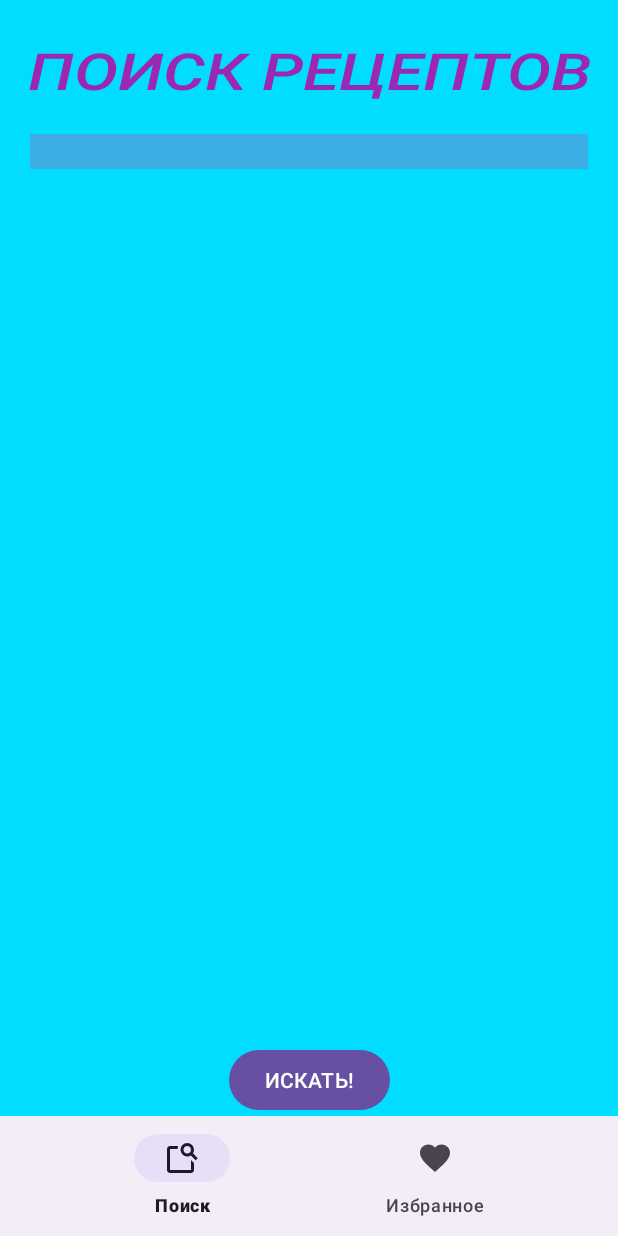
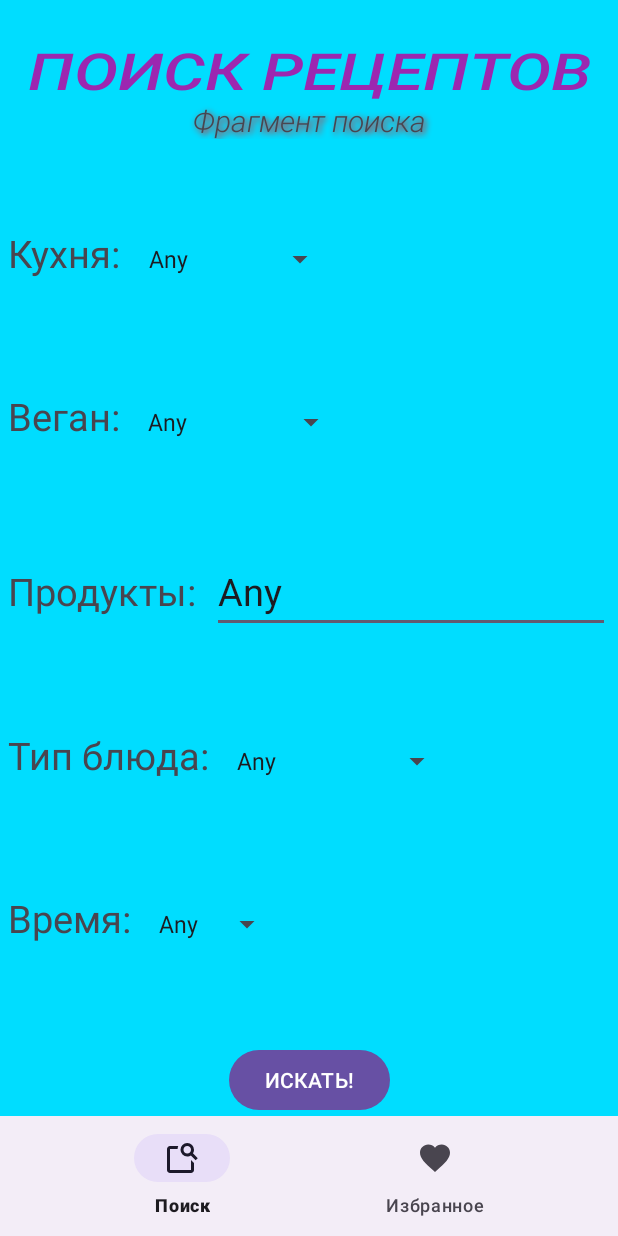
Before and after one commit to liza7676/Recipes, an Android app: the screen it shows after launch (MainActivity), on a phone screen of 412 x 824 dp. Run offline under Robolectric (Android 15) with nearby library versions, the phone set to English and light mode, and no system bars; our stand-ins replace RxJava; 8 statements that could not run were skipped.

Commit message:
Добавлен поля параметров поиска на главный экран

```diff
--- a/app/src/main/java/com/example/recipes/view/fragments/SearchFragment.kt
+++ b/app/src/main/java/com/example/recipes/view/fragments/SearchFragment.kt
@@ -1,6 +1,7 @@
 package com.example.recipes.view.fragments
 
 import android.os.Bundle
+import android.text.method.ScrollingMovementMethod
 import android.view.LayoutInflater
 import android.view.View
 import android.view.ViewGroup
@@ -31,6 +32,7 @@ class SearchFragment : Fragment() {
     override fun onViewCreated(view: View, savedInstanceState: Bundle?) {
         super.onViewCreated(view, savedInstanceState)
         //viewModel.getTrivia()
+        binding.trivia.movementMethod = ScrollingMovementMethod()
         val s = viewModel.interactor.getTrivia()
         binding.trivia.text = s
         binding.btnFind.setOnClickListener {
--- a/app/src/main/res/layout/fragment_search.xml
+++ b/app/src/main/res/layout/fragment_search.xml
@@ -20,7 +20,6 @@
         android:shadowColor="#FFC107"
         android:text="@string/search_recipes"
         android:textColor="#9C27B0"
-        android:textColorLink="#FFC107"
         android:textDirection="ltr"
         android:textScaleX="1.3"
         android:textSize="34sp"
@@ -33,16 +32,21 @@
         android:id="@+id/trivia"
         android:layout_width="match_parent"
         android:layout_height="wrap_content"
-        android:layout_margin="20dp"
-        android:background="#3DAEE3"
+        android:layout_marginHorizontal="100dp"
         android:fontFamily="sans-serif-light"
         android:gravity="center"
         android:includeFontPadding="false"
         android:text="Фрагмент поиска"
         android:textSize="20sp"
+        android:textStyle="italic"
+        android:maxHeight="80dp"
+        android:shadowColor="#ff0000"
+        android:shadowDx="2"
+        android:shadowDy="2"
+        android:shadowRadius="5"
+        android:scrollbars="vertical"
         app:layout_constraintTop_toBottomOf="@+id/title"
-        tools:layout_editor_absoluteX="100dp" />
-
+         />
     <Button
         android:id="@+id/btn_find"
         android:layout_width="wrap_content"
@@ -53,4 +57,117 @@
         app:layout_constraintRight_toRightOf="parent"
         />
 
+    <LinearLayout
+        android:id="@+id/layout_cuisine"
+        android:layout_width="match_parent"
+        android:layout_height="wrap_content"
+        app:layout_constraintTop_toBottomOf="@+id/trivia"
+        app:layout_constraintBottom_toTopOf="@+id/layout_diet"
+        >
+        <TextView
+            android:layout_width="wrap_content"
+            android:layout_height="wrap_content"
+            android:layout_margin="5sp"
+            android:textSize="25sp"
+            android:text="Кухня:"
+            />
+        <Spinner
+            android:id="@+id/cuisineList"
+            android:layout_width="wrap_content"
+            android:layout_height="48dp"
+            android:layout_margin="5dp"
+            android:entries="@array/cuisineList"
+        />
+    </LinearLayout>
+    <LinearLayout
+        android:id="@+id/layout_diet"
+        android:layout_width="match_parent"
+        android:layout_height="wrap_content"
+        app:layout_constraintTop_toBottomOf="@+id/layout_cuisine"
+        app:layout_constraintBottom_toTopOf="@+id/layout_ingredients"
+        >
+        <TextView
+            android:layout_width="wrap_content"
+            android:layout_height="wrap_content"
+            android:layout_margin="5sp"
+            android:textSize="25sp"
+            android:text="Веган:"
+            />
+        <Spinner
+            android:id="@+id/dietList"
+            android:layout_width="wrap_content"
+            android:layout_height="48dp"
+            android:layout_margin="5dp"
+            android:entries="@array/dietList"
+            />
+    </LinearLayout>
+    <LinearLayout
+        android:id="@+id/layout_ingredients"
+        android:layout_width="match_parent"
+        android:layout_height="wrap_content"
+        app:layout_constraintTop_toBottomOf="@+id/layout_diet"
+        app:layout_constraintBottom_toTopOf="@+id/layout_type"
+        >
+        <TextView
+            android:layout_width="wrap_content"
+            android:layout_height="wrap_content"
+            android:layout_margin="5sp"
+            android:textSize="25sp"
+            android:text="Продукты:"
+            />
+        <EditText
+            android:id="@+id/ingredients"
+            android:layout_width="match_parent"
+            android:layout_height="wrap_content"
+            android:layout_margin="5dp"
+            android:textSize="25sp"
+            android:text="Any"
+            />
+    </LinearLayout>
+
+    <LinearLayout
+        android:id="@+id/layout_type"
+        android:layout_width="match_parent"
+        android:layout_height="wrap_content"
+        app:layout_constraintTop_toBottomOf="@+id/layout_ingredients"
+        app:layout_constraintBottom_toTopOf="@+id/layout_time"
+        >
+        <TextView
+            android:layout_width="wrap_content"
+            android:layout_height="wrap_content"
+            android:layout_margin="5sp"
+            android:textSize="25sp"
+            android:text="Тип блюда:"
+            />
+        <Spinner
+            android:id="@+id/typeList"
+            android:layout_width="wrap_content"
+            android:layout_height="48dp"
+            android:layout_margin="5dp"
+            android:entries="@array/typeList"
+            />
+    </LinearLayout>
+    <LinearLayout
+        android:id="@+id/layout_time"
+        android:layout_width="match_parent"
+        android:layout_height="wrap_content"
+        app:layout_constraintTop_toBottomOf="@+id/layout_type"
+        app:layout_constraintBottom_toTopOf="@+id/btn_find"
+        >
+        <TextView
+            android:layout_width="wrap_content"
+            android:layout_height="wrap_content"
+            android:layout_margin="5sp"
+            android:textSize="25sp"
+            android:text="Время:"
+            />
+        <Spinner
+            android:id="@+id/timeList"
+            android:layout_width="wrap_content"
+            android:layout_height="48dp"
+            android:layout_margin="5dp"
+            android:entries="@array/timeList"
+            />
+    </LinearLayout>
+
 </androidx.constraintlayout.widget.ConstraintLayout>
--- a/app/src/main/res/values/colors.xml
+++ b/app/src/main/res/values/colors.xml
@@ -2,4 +2,5 @@
 <resources>
     <color name="black">#FF000000</color>
     <color name="white">#FFFFFFFF</color>
+    <color name="fon">#00BCD4</color>
 </resources>
--- a/app/src/main/res/values/strings.xml
+++ b/app/src/main/res/values/strings.xml
@@ -5,4 +5,37 @@
     <string name="find">ИСКАТЬ!</string>
     <string name="back">НАЗАД</string>
     <string name="search_recipes">ПОИСК РЕЦЕПТОВ</string>
+    <string-array name="cuisineList">
+        <item>Any</item>
+        <item>Asian</item>
+        <item>American</item>
+        <item>Chinese</item>
+        <item>European</item>
+        <item>French</item>
+        <item>Indian</item>
+    </string-array>
+    <string-array name="dietList">
+        <item>Any</item>
+        <item>Vegetarian</item>
+    </string-array>
+    <string-array name="typeList">
+        <item>Any</item>
+        <item>main course</item>
+        <item>side dish</item>
+        <item>dessert</item>
+        <item>appetizer</item>
+        <item>salad</item>
+        <item>bread</item>
+        <item>breakfast</item>
+        <item>soup</item>
+        <item>beverage</item>
+    </string-array>
+    <string-array name="timeList">
+        <item>Any</item>
+        <item>15</item>
+        <item>30</item>
+        <item>45</item>
+        <item>60</item>
+        <item>90</item>
+    </string-array>
 </resources>
```
